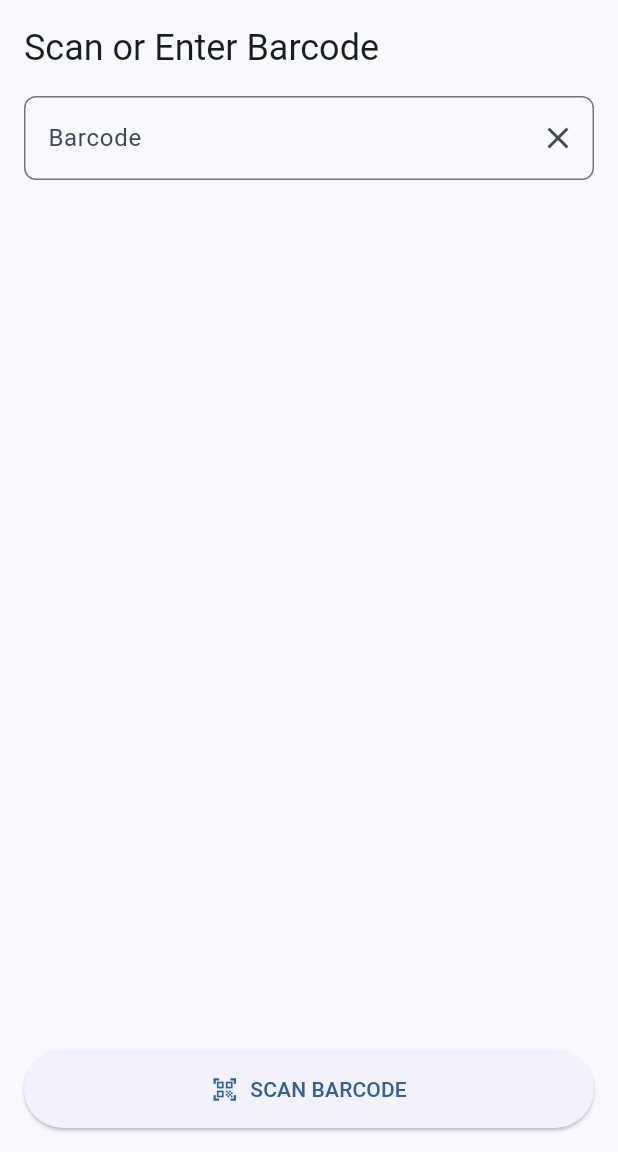
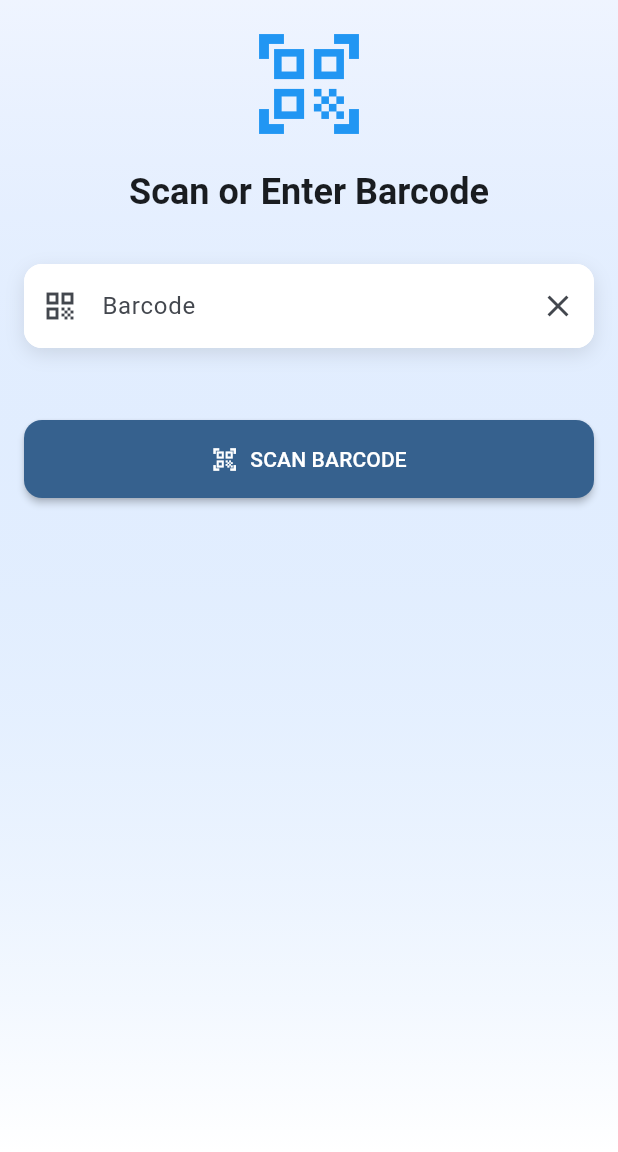
Before and after one commit to Wasim-Zaman/gtin_verifier, a Flutter app: the screen it shows after launch, on a phone screen of 412 x 824 dp, the part 84-1236 px from its top. Run offline on Flutter 3.47's test engine with Material 3 defaults, Android fonts, the phone set to English and light mode, and no system bars; our stand-ins replace flutter_riverpod, go_router.

Commit message:
Update project configuration and enhance Barcode Verifier screen
- Added FVM version cache to .gitignore.
- Updated VSCode settings to specify Flutter SDK path.
- Refactored main.dart to use a router for navigation.
- Enhanced BarcodeVerifierScreen with animation and improved UI, including a gradient background and updated result display.
- Introduced new ResultCard widget design with icons and improved layout.

```diff
--- a/lib/main.dart
+++ b/lib/main.dart
@@ -1,7 +1,7 @@
 import 'package:flutter/material.dart';
 import 'package:flutter_riverpod/flutter_riverpod.dart';
 
-import 'view/screens/barcode_verifier_screen.dart';
+import 'router/router.dart';
 
 void main() {
   runApp(const ProviderScope(child: MyApp()));
@@ -12,13 +12,13 @@ class MyApp extends StatelessWidget {
 
   @override
   Widget build(BuildContext context) {
-    return MaterialApp(
+    return MaterialApp.router(
       title: 'GTIN Verifier',
       theme: ThemeData(
         colorScheme: ColorScheme.fromSeed(seedColor: Colors.blue),
         useMaterial3: true,
       ),
-      home: const BarcodeVerifierScreen(),
+      routerConfig: router,
     );
   }
 }
--- /dev/null
+++ b/lib/router/router.dart
@@ -0,0 +1,14 @@
+import 'package:go_router/go_router.dart';
+
+import '../view/screens/barcode_verifier_screen.dart';
+
+final router = GoRouter(
+  initialLocation: '/',
+  routes: [
+    GoRoute(
+      path: '/',
+      builder: (context, state) => const BarcodeVerifierScreen(),
+    ),
+    // Add more routes here when needed for GS1 product information
+  ],
+);
--- a/lib/view/screens/barcode_verifier_screen.dart
+++ b/lib/view/screens/barcode_verifier_screen.dart
@@ -1,3 +1,5 @@
+import 'dart:async';
+
 import 'package:flutter/material.dart';
 import 'package:flutter_riverpod/flutter_riverpod.dart';
 
@@ -11,14 +13,34 @@ class BarcodeVerifierScreen extends ConsumerStatefulWidget {
       _BarcodeVerifierScreenState();
 }
 
-class _BarcodeVerifierScreenState extends ConsumerState<BarcodeVerifierScreen> {
+class _BarcodeVerifierScreenState extends ConsumerState<BarcodeVerifierScreen>
+    with SingleTickerProviderStateMixin {
   final TextEditingController _barcodeController = TextEditingController();
   final FocusNode _barcodeFocusNode = FocusNode();
+  late AnimationController _scanAnimationController;
+  late Animation<double> _scanAnimation;
+
+  @override
+  void initState() {
+    super.initState();
+    _scanAnimationController = AnimationController(
+      duration: const Duration(seconds: 2),
+      vsync: this,
+    )..repeat(reverse: true);
+
+    _scanAnimation = Tween<double>(begin: 0.0, end: 1.0).animate(
+      CurvedAnimation(
+        parent: _scanAnimationController,
+        curve: Curves.easeInOut,
+      ),
+    );
+  }
 
   @override
   void dispose() {
     _barcodeController.dispose();
     _barcodeFocusNode.dispose();
+    _scanAnimationController.dispose();
     super.dispose();
   }
 
@@ -44,31 +66,70 @@ class _BarcodeVerifierScreenState extends ConsumerState<BarcodeVerifierScreen> {
   @override
   Widget build(BuildContext context) {
     final barcodeState = ref.watch(barcodeProvider);
+    final colorScheme = Theme.of(context).colorScheme;
 
     return Scaffold(
       appBar: AppBar(
         title: const Text('GTIN Verifier'),
-        backgroundColor: Theme.of(context).colorScheme.inversePrimary,
+        backgroundColor: colorScheme.inversePrimary,
+        elevation: 0,
       ),
-      body: Padding(
+      body: Container(
+        decoration: BoxDecoration(
+          gradient: LinearGradient(
+            begin: Alignment.topCenter,
+            end: Alignment.bottomCenter,
+            colors: [colorScheme.inversePrimary.withOpacity(0.1), Colors.white],
+          ),
+        ),
+        child: Padding(
           padding: const EdgeInsets.all(16.0),
           child: Column(
             crossAxisAlignment: CrossAxisAlignment.start,
             children: [
+              Center(
+                child: Column(
+                  children: [
+                    const Icon(
+                      Icons.qr_code_scanner,
+                      size: 80,
+                      color: Colors.blue,
+                    ),
+                    const SizedBox(height: 16),
                     Text(
                       'Scan or Enter Barcode',
-              style: Theme.of(context).textTheme.headlineSmall,
+                      style: Theme.of(context).textTheme.headlineSmall
+                          ?.copyWith(fontWeight: FontWeight.bold),
                     ),
-            const SizedBox(height: 16),
-            TextField(
+                  ],
+                ),
+              ),
+              const SizedBox(height: 32),
+              Container(
+                decoration: BoxDecoration(
+                  color: Colors.white,
+                  borderRadius: BorderRadius.circular(12),
+                  boxShadow: [
+                    BoxShadow(
+                      color: Colors.black.withOpacity(0.1),
+                      blurRadius: 10,
+                      offset: const Offset(0, 4),
+                    ),
+                  ],
+                ),
+                child: TextField(
                   controller: _barcodeController,
                   focusNode: _barcodeFocusNode,
                   decoration: InputDecoration(
                     border: OutlineInputBorder(
-                  borderRadius: BorderRadius.circular(8),
+                      borderRadius: BorderRadius.circular(12),
+                      borderSide: BorderSide.none,
                     ),
+                    filled: true,
+                    fillColor: Colors.white,
                     labelText: 'Barcode',
                     hintText: 'Scan or enter barcode',
+                    prefixIcon: const Icon(Icons.qr_code),
                     suffixIcon: IconButton(
                       icon: const Icon(Icons.clear),
                       onPressed: () {
@@ -79,7 +140,6 @@ class _BarcodeVerifierScreenState extends ConsumerState<BarcodeVerifierScreen> {
                     ),
                   ),
                   onChanged: (value) {
-                // Auto-process after a short delay if manually typing
                     if (value.isNotEmpty) {
                       Future.delayed(const Duration(milliseconds: 500), () {
                         if (_barcodeController.text == value) {
@@ -90,58 +150,105 @@ class _BarcodeVerifierScreenState extends ConsumerState<BarcodeVerifierScreen> {
                   },
                   onSubmitted: (_) => _processBarcode(),
                 ),
-            const SizedBox(height: 24),
+              ),
+              const SizedBox(height: 32),
 
               if (barcodeState.isProcessing)
-              const Center(child: CircularProgressIndicator())
+                Center(
+                  child: Column(
+                    children: [
+                      AnimatedBuilder(
+                        animation: _scanAnimation,
+                        builder: (context, child) {
+                          return Transform.translate(
+                            offset: Offset(0, 20 * _scanAnimation.value),
+                            child: const Icon(
+                              Icons.qr_code_scanner,
+                              size: 40,
+                              color: Colors.blue,
+                            ),
+                          );
+                        },
+                      ),
+                      const SizedBox(height: 16),
+                      const Text('Scanning...'),
+                    ],
+                  ),
+                )
               else if (barcodeState.scannedValue.isNotEmpty) ...[
+                Expanded(
+                  child: SingleChildScrollView(
+                    child: Column(
+                      children: [
                         ResultCard(
                           title: 'Scanned Value:',
                           value: barcodeState.scannedValue,
+                          icon: Icons.qr_code,
                         ),
-
                         ResultCard(
                           title: 'Barcode Type:',
                           value: _getBarcodeTypeText(barcodeState.type),
+                          icon: _getBarcodeTypeIcon(barcodeState.type),
                         ),
-
                         if (barcodeState.gtin != null)
                           ResultCard(
                             title: 'GTIN:',
                             value: barcodeState.gtin!,
                             highlight: true,
+                            icon: Icons.tag,
                           ),
-
                         if (barcodeState.errorMessage != null)
                           ResultCard(
                             title: 'Error:',
                             value: barcodeState.errorMessage!,
                             isError: true,
+                            icon: Icons.error_outline,
+                          ),
+                      ],
+                    ),
+                  ),
                 ),
               ],
 
-            const Spacer(),
-
-            // Scan button that would trigger hardware scanner or camera
+              const SizedBox(height: 16),
               SizedBox(
                 width: double.infinity,
                 child: ElevatedButton.icon(
                   onPressed: () {
-                  // This would integrate with Honeywell scanner hardware
-                  // For now, just focus the text field
                     _barcodeFocusNode.requestFocus();
                   },
                   icon: const Icon(Icons.qr_code_scanner),
                   label: const Text('SCAN BARCODE'),
                   style: ElevatedButton.styleFrom(
                     padding: const EdgeInsets.symmetric(vertical: 16),
+                    backgroundColor: colorScheme.primary,
+                    foregroundColor: Colors.white,
+                    shape: RoundedRectangleBorder(
+                      borderRadius: BorderRadius.circular(12),
+                    ),
+                    elevation: 2,
                   ),
                 ),
               ),
             ],
           ),
         ),
+      ),
     );
+  }
+
+  IconData _getBarcodeTypeIcon(BarcodeType type) {
+    switch (type) {
+      case BarcodeType.barcode1D:
+        return Icons.view_agenda;
+      case BarcodeType.qrCode:
+        return Icons.qr_code;
+      case BarcodeType.dataMatrix:
+        return Icons.grid_4x4;
+      case BarcodeType.unknown:
+      default:
+        return Icons.help_outline;
+    }
   }
 }
 
@@ -150,28 +257,47 @@ class ResultCard extends StatelessWidget {
   final String value;
   final bool highlight;
   final bool isError;
+  final IconData icon;
 
   const ResultCard({
     super.key,
     required this.title,
     required this.value,
+    required this.icon,
     this.highlight = false,
     this.isError = false,
   });
 
   @override
   Widget build(BuildContext context) {
+    final colorScheme = Theme.of(context).colorScheme;
+
     return Card(
       margin: const EdgeInsets.only(bottom: 12),
       color:
           highlight
-              ? Colors.blue.shade50
+              ? colorScheme.primary.withOpacity(0.1)
               : isError
               ? Colors.red.shade50
-              : null,
+              : Colors.white,
       elevation: highlight ? 2 : 1,
+      shape: RoundedRectangleBorder(borderRadius: BorderRadius.circular(12)),
       child: Padding(
         padding: const EdgeInsets.all(16.0),
+        child: Row(
+          children: [
+            Icon(
+              icon,
+              color:
+                  highlight
+                      ? colorScheme.primary
+                      : isError
+                      ? Colors.red
+                      : Colors.black54,
+              size: 24,
+            ),
+            const SizedBox(width: 16),
+            Expanded(
               child: Column(
                 crossAxisAlignment: CrossAxisAlignment.start,
                 children: [
@@ -187,8 +313,12 @@ class ResultCard extends StatelessWidget {
                     value,
                     style: TextStyle(
                       fontSize: 18,
-                fontWeight: highlight ? FontWeight.bold : FontWeight.normal,
+                      fontWeight:
+                          highlight ? FontWeight.bold : FontWeight.normal,
                       color: isError ? Colors.red : null,
+                    ),
+                  ),
+                ],
               ),
             ),
           ],
```
Also changed, not shown: lib/models/gs1_product.dart (added, +41 -0 lines), 2 other files. Lines whose indentation alone changed are shown as unchanged.
